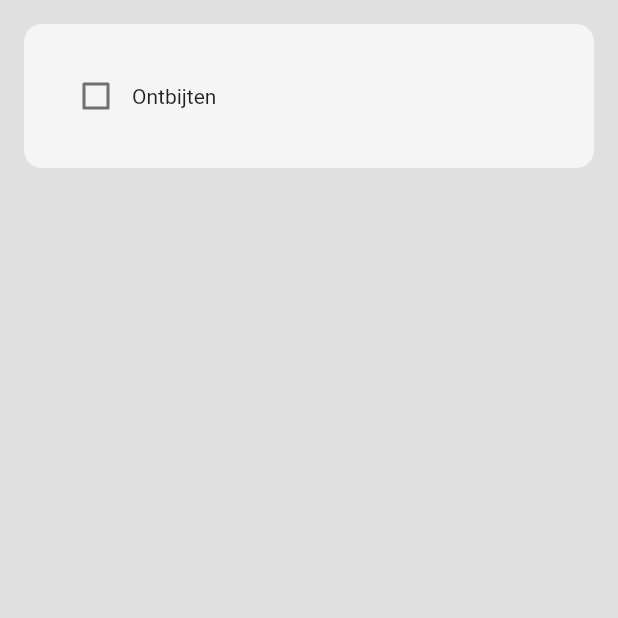
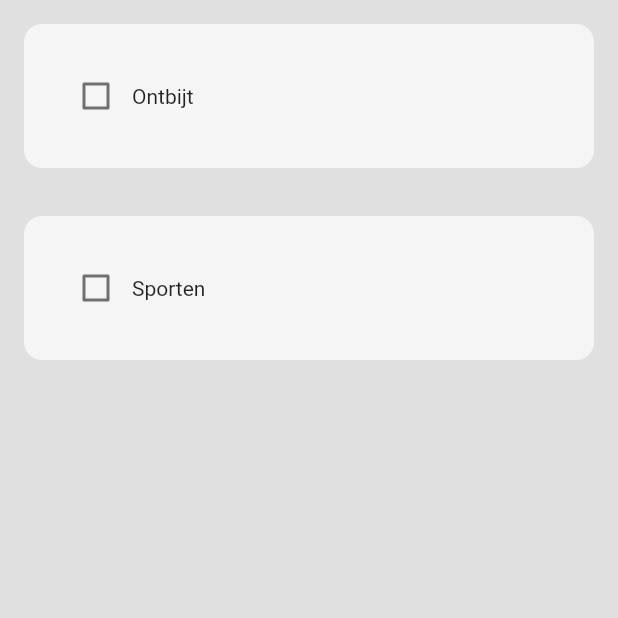
Before and after one commit to fritsmeister12/HabFit, a Flutter app: the screen it shows after launch, on a phone screen of 412 x 824 dp, the top half of it. Run offline on Flutter 3.47's test engine with Material 2 defaults, Android fonts, the phone set to English and light mode, and no system bars.

```diff
--- a/lib/pages/home_page.dart
+++ b/lib/pages/home_page.dart
@@ -9,13 +9,16 @@ class HomePage extends StatefulWidget {
 }
 
 class _HomePageState extends State<HomePage> {
-  // Bool to control habit completed
-  bool habitCompleted = false;
+  // Data list
+  List todaysHabitList = [
+    ["Ontbijt", false],
+    ["Sporten", false],
+  ];
 
   // Checkbox was tapped
-  void checkBoxTapped(bool? value) {
+  void checkBoxTapped(bool? value, int index) {
     setState(() {
-      habitCompleted = value!;
+      todaysHabitList[index][1] = value;
     });
   }
 
@@ -23,13 +26,16 @@ class _HomePageState extends State<HomePage> {
   Widget build(BuildContext context) {
     return Scaffold(
       backgroundColor: Colors.grey[300],
-      body: ListView(children: [
-        HabitTile(
-          habitName: 'Ontbijten',
-          habitCompleted: habitCompleted,
-          onChanged: (value) => checkBoxTapped(value),
-        ),
-      ]),
+      body: ListView.builder(
+        itemCount: todaysHabitList.length,
+        itemBuilder: (context, index) {
+          return HabitTile(
+            habitName: todaysHabitList[index][0],
+            habitCompleted: todaysHabitList[index][1],
+            onChanged: (value) => checkBoxTapped(value, index),
+          );
+        },
+      ),
     );
   }
 }
```
